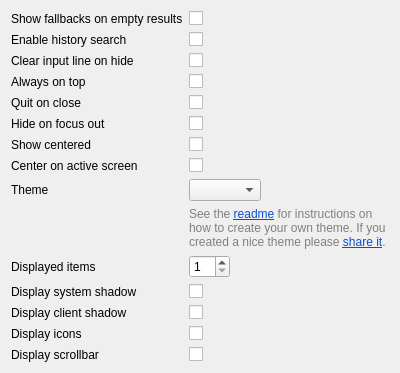
albertlauncher/plugins, file widgetsboxmodel/src/configwidget.ui: the form before one commit.
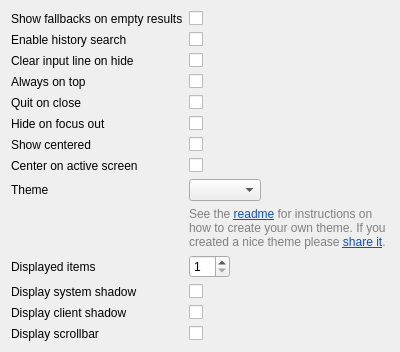
The form after the commit.

What changed in the file:
```diff
--- a/widgetsboxmodel/src/configwidget.ui
+++ b/widgetsboxmodel/src/configwidget.ui
@@ -282,29 +282,6 @@
     </widget>
    </item>
    <item row="13" column="0">
-    <widget class="QLabel" name="label_icons">
-     <property name="sizePolicy">
-      <sizepolicy hsizetype="Minimum" vsizetype="Preferred">
-       <horstretch>0</horstretch>
-       <verstretch>0</verstretch>
-      </sizepolicy>
-     </property>
-     <property name="text">
-      <string>Display icons</string>
-     </property>
-     <property name="buddy">
-      <cstring>checkBox_icons</cstring>
-     </property>
-    </widget>
-   </item>
-   <item row="13" column="1">
-    <widget class="QCheckBox" name="checkBox_icons">
-     <property name="toolTip">
-      <string>&lt;html&gt;&lt;head/&gt;&lt;body&gt;&lt;p&gt;Display icons provided by the items.&lt;/p&gt;&lt;/body&gt;&lt;/html&gt;</string>
-     </property>
-    </widget>
-   </item>
-   <item row="14" column="0">
     <widget class="QLabel" name="label_scrollbar">
      <property name="sizePolicy">
       <sizepolicy hsizetype="Minimum" vsizetype="Preferred">
@@ -320,7 +297,7 @@
      </property>
     </widget>
    </item>
-   <item row="14" column="1">
+   <item row="13" column="1">
     <widget class="QCheckBox" name="checkBox_scrollbar">
      <property name="toolTip">
       <string>&lt;html&gt;&lt;head/&gt;&lt;body&gt;&lt;p&gt;Displays a scrollbar in the results list.&lt;/p&gt;&lt;/body&gt;&lt;/html&gt;</string>
```
Left out of the diff: 35 changed lines with no effect on the pictures.
